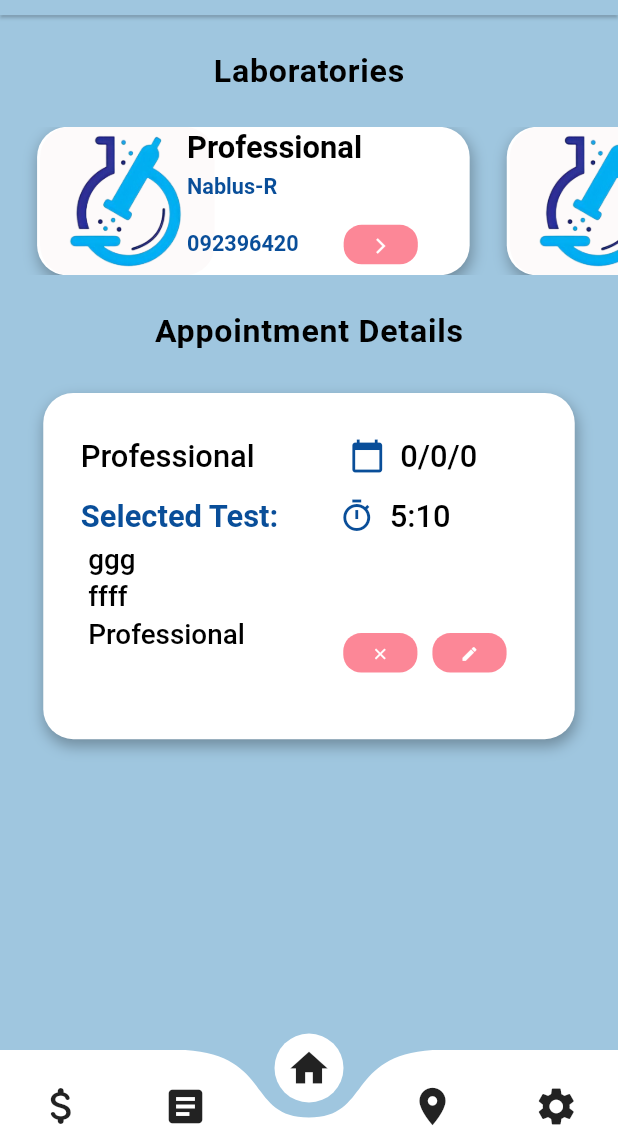
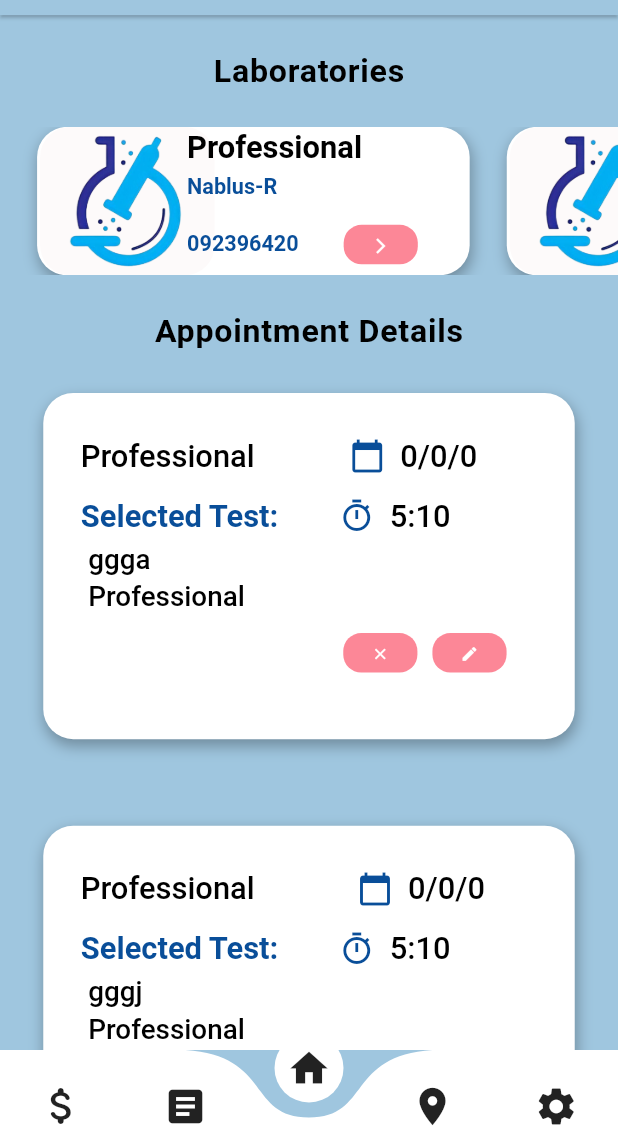
Before and after one commit to aliyaseen2000/grad_project, a Flutter app: the HomePage screen opened directly, on a phone screen of 412 x 824 dp, the part 96-1236 px from its top. Run offline on Flutter 3.47's test engine with Material 2 defaults, Android fonts, the phone set to English and light mode, and no system bars; drawn by our look-alikes of curved_navigation_bar; our stand-ins replace dropdown_search, file_picker, font_awesome_flutter, google_fonts, hexcolor, image_cropper and 2 more; missing offline and left inert: grad_proj.

Commit message:
Update home_page.dart

```diff
--- a/lib/pages/home_page.dart
+++ b/lib/pages/home_page.dart
@@ -11,14 +11,37 @@ class HomePage extends StatefulWidget {
 
 class _HomePageState extends State<HomePage> {
   //details of appointment
-  String Lab_name = "Professional";
-  List<String> selected_test = [
-    'ggg',
-    'ffff',
+  List<String> Lab_name = [
+    "Professional",
     "Professional ",
+    "Al-Najah ",
+    "MedLabs",
   ];
-  String selected_date = "0/0/0";
-  String selected_time = "5:10";
+  List<List> selected_test = [
+    [
+      'ggga',
+      "Professional ",
+    ],
+    [
+      'gggj',
+      "Professional ",
+    ],
+    [
+      'ggmg',
+      "Professional ",
+    ],
+    [
+      'ggbg',
+      "Professional ",
+    ]
+  ];
+  List<String> selected_date = ["0/0/0", "0/0/0", "0/0/0", "0/0/0"];
+  List<String> selected_time = [
+    "5:10",
+    "5:10",
+    "5:10",
+    "5:10",
+  ];
 
   //information about Labs
   List<String> Laboratories = [
@@ -123,7 +146,15 @@ class _HomePageState extends State<HomePage> {
                 ),
               ),
             ),
-            Padding(
+            for (int j = 0; j < Lab_name.length; j++) appointmentt(context, j)
+          ],
+        ),
+      ),
+    );
+  }
+
+  Widget appointmentt(BuildContext context, int i) {
+    return Padding(
       padding: EdgeInsets.all(MediaQuery.of(context).size.width * 0.07),
       child: Container(
         width: MediaQuery.of(context).size.width,
@@ -155,11 +186,10 @@ class _HomePageState extends State<HomePage> {
                   Padding(
                     padding: EdgeInsets.only(left: 25, top: 30),
                     child: Text(
-                              Lab_name,
+                      Lab_name[i],
                       style: TextStyle(
                           color: Color.fromARGB(255, 0, 0, 0),
-                                  fontSize:
-                                      MediaQuery.of(context).size.width * 0.05,
+                          fontSize: MediaQuery.of(context).size.width * 0.05,
                           fontWeight: FontWeight.w500),
                     ),
                   ),
@@ -174,13 +204,11 @@ class _HomePageState extends State<HomePage> {
                           Padding(
                             padding: EdgeInsets.only(left: 10),
                             child: Text(
-                                      selected_date,
+                              selected_date[i],
                               style: TextStyle(
                                   color: Color.fromARGB(255, 0, 0, 0),
-                                          fontSize: MediaQuery.of(context)
-                                                  .size
-                                                  .width *
-                                              0.05,
+                                  fontSize:
+                                      MediaQuery.of(context).size.width * 0.05,
                                   fontWeight: FontWeight.w500),
                             ),
                           ),
@@ -199,12 +227,11 @@ class _HomePageState extends State<HomePage> {
                       Padding(
                         padding: EdgeInsets.only(left: 10),
                         child: Text(
-                                  selected_time,
+                          selected_time[i],
                           style: TextStyle(
                               color: Color.fromARGB(255, 0, 0, 0),
                               fontSize:
-                                          MediaQuery.of(context).size.width *
-                                              0.05,
+                                  MediaQuery.of(context).size.width * 0.05,
                               fontWeight: FontWeight.w500),
                         ),
                       ),
@@ -216,21 +243,19 @@ class _HomePageState extends State<HomePage> {
                   "Selected Test:",
                   style: TextStyle(
                       color: Color.fromARGB(255, 9, 78, 153),
-                              fontSize:
-                                  MediaQuery.of(context).size.width * 0.05,
+                      fontSize: MediaQuery.of(context).size.width * 0.05,
                       fontWeight: FontWeight.w700),
                 ),
               ),
-                      for (int i = 0; i < selected_test.length; i++)
-                        text_wed(context, selected_test[i], i),
+              for (int k = 0; k < selected_test[i].length; k++)
+                text_wed(context, selected_test[i][k], k),
               Padding(
                 padding: EdgeInsets.only(top: 160, left: 200),
                 child: Row(
                   children: [
                     Container(
                       alignment: Alignment.topCenter,
-                              height:
-                                  MediaQuery.of(context).size.height * 0.032,
+                      height: MediaQuery.of(context).size.height * 0.032,
                       width: MediaQuery.of(context).size.width * 0.12,
                       //margin: EdgeInsets.only(bottom: 10),
                       decoration: BoxDecoration(
@@ -257,8 +282,7 @@ class _HomePageState extends State<HomePage> {
                     ),
                     Container(
                       alignment: Alignment.topCenter,
-                              height:
-                                  MediaQuery.of(context).size.height * 0.032,
+                      height: MediaQuery.of(context).size.height * 0.032,
                       width: MediaQuery.of(context).size.width * 0.12,
                       //margin: EdgeInsets.only(bottom: 10),
                       decoration: BoxDecoration(
@@ -279,8 +303,7 @@ class _HomePageState extends State<HomePage> {
                               Navigator.pushReplacement(
                                   context,
                                   MaterialPageRoute(
-                                              builder: (context) =>
-                                                  Booking_page()));
+                                      builder: (context) => Booking_page()));
                               setState(() {});
                             },
                           )),
@@ -290,10 +313,6 @@ class _HomePageState extends State<HomePage> {
               ),
             ],
           ),
-                ),
-              ),
-            ),
-          ],
         ),
       ),
     );
```
Lines whose indentation alone changed are shown as unchanged.
